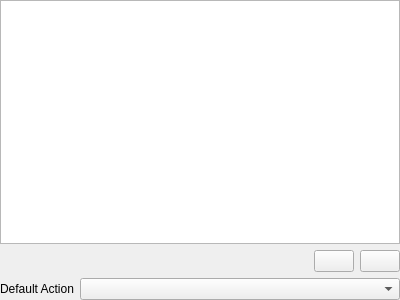
darrenedale/Anansi, file ui/mediatypeactionswidget.ui: the form before one commit.
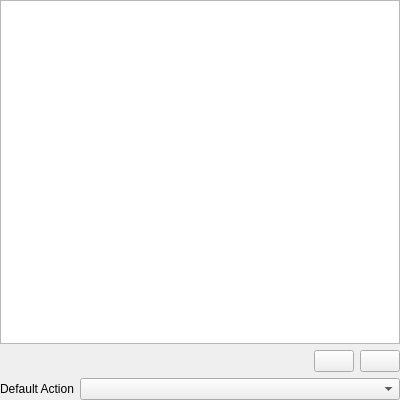
The form after the commit. Icons and pictures are not drawn. Custom widgets are drawn as their Qt base class.

Diff of the .ui file:
```diff
--- a/ui/mediatypeactionswidget.ui
+++ b/ui/mediatypeactionswidget.ui
@@ -7,7 +7,7 @@
     <x>0</x>
     <y>0</y>
     <width>400</width>
-    <height>300</height>
+    <height>400</height>
    </rect>
   </property>
   <property name="windowTitle">
```
